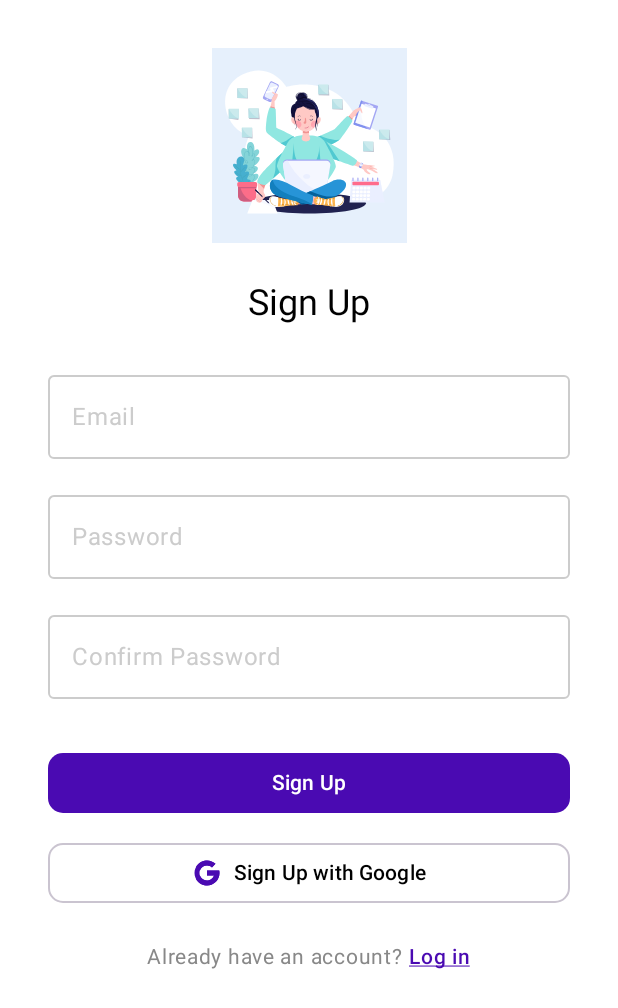
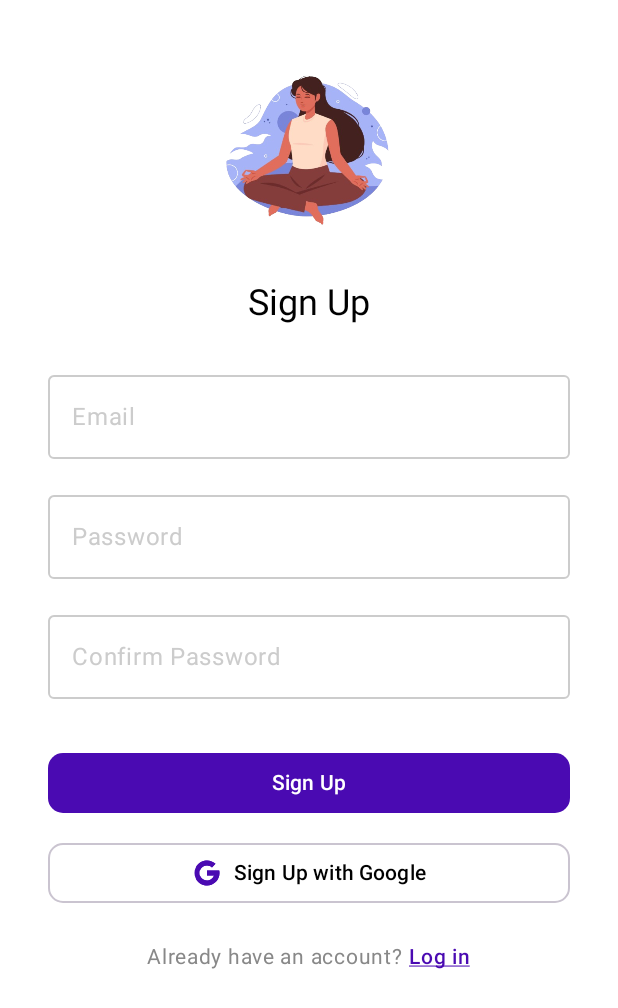
Before and after one commit to yasmiinehussien/Habit-Tracker, an Android app built with Jetpack Compose: the screen it shows after launch (SignUpActivity), after a tap on "Sign up", on a phone screen of 412 x 824 dp. Shown: the top 1008 px of the screen. Run offline under Robolectric (Android 15) with nearby library versions, the phone set to English and light mode, and no system bars; our stand-ins replace Firebase (no records; nobody signed in at launch, a user with empty details on screens opened directly).

Commit message:
splash screen

```diff
--- a/app/src/main/java/com/example/habit_compose/ForgotPass.kt
+++ b/app/src/main/java/com/example/habit_compose/ForgotPass.kt
@@ -62,7 +62,7 @@ fun ForgotPasswordScreen(context: Activity) {
 
         // Top image
         Image(
-            painter = painterResource(id = R.drawable.womanyoga),
+            painter = painterResource(id = R.drawable.womanyoga2),
             contentDescription = "Yoga Illustration",
             modifier = Modifier
                 .height(200.dp)
--- a/app/src/main/java/com/example/habit_compose/LoginActivity.kt
+++ b/app/src/main/java/com/example/habit_compose/LoginActivity.kt
@@ -62,7 +62,7 @@ fun LoginScreen(activity: ComponentActivity) {
         horizontalAlignment = Alignment.CenterHorizontally
     ) {
         Image(
-            painter = painterResource(id = R.drawable.womanyoga), // Use same image as sign-up
+            painter = painterResource(id = R.drawable.womanyoga2), // Use same image as sign-up
             contentDescription = "Top Image",
             contentScale = ContentScale.Fit,
             modifier = Modifier
--- a/app/src/main/java/com/example/habit_compose/SignUpActivity.kt
+++ b/app/src/main/java/com/example/habit_compose/SignUpActivity.kt
@@ -100,7 +100,7 @@ fun SignUpScreen(
         horizontalAlignment = Alignment.CenterHorizontally
     ) {
         Image(
-            painter = painterResource(id = R.drawable.womanyoga),
+            painter = painterResource(id = R.drawable.womanyoga2),
             contentDescription = "Top Image",
             contentScale = ContentScale.Fit,
             modifier = Modifier
--- a/app/src/main/java/com/example/habit_compose/SplashScreen.kt
+++ b/app/src/main/java/com/example/habit_compose/SplashScreen.kt
@@ -21,11 +21,29 @@ import androidx.compose.ui.unit.dp
 import com.example.habit_compose.ui.theme.HabitTrackerTheme
 import kotlinx.coroutines.delay
 
+
+import androidx.compose.animation.core.*
+
+import androidx.compose.runtime.getValue
+import androidx.compose.ui.graphics.graphicsLayer
+
+
+
+import androidx.compose.animation.core.FastOutSlowInEasing
+import androidx.compose.animation.core.animateFloat
+import androidx.compose.animation.core.infiniteRepeatable
+import androidx.compose.animation.core.rememberInfiniteTransition
+import androidx.compose.animation.core.RepeatMode
+import androidx.compose.animation.core.tween
+
+import com.google.firebase.auth.FirebaseAuth
+import kotlinx.coroutines.delay
+
 class SplashScreenActivity : ComponentActivity() {
     override fun onCreate(savedInstanceState: Bundle?) {
         super.onCreate(savedInstanceState)
         setContent {
-            HabitTrackerTheme  {
+            HabitTrackerTheme {
                 Surface(color = MaterialTheme.colorScheme.background) {
                     SplashScreen()
                 }
@@ -38,9 +56,28 @@ class SplashScreenActivity : ComponentActivity() {
 fun SplashScreen() {
     val context = LocalContext.current
 
+    // Pulse animation
+    val infiniteTransition = rememberInfiniteTransition(label = "pulse")
+    val scale by infiniteTransition.animateFloat(
+        initialValue = 1f,
+        targetValue = 1.1f,
+        animationSpec = infiniteRepeatable(
+            animation = tween(durationMillis = 700, easing = FastOutSlowInEasing),
+            repeatMode = RepeatMode.Reverse
+
+        ),
+        label = "scaleAnim"
+    )
+
     LaunchedEffect(Unit) {
         delay(2500)
-        context.startActivity(Intent(context, WelcomeScreenActivity::class.java))
+        val currentUser = FirebaseAuth.getInstance().currentUser
+        val nextIntent = if (currentUser == null) {
+            Intent(context, WelcomeScreenActivity::class.java)
+        } else {
+            Intent(context, MainActivity::class.java)
+        }
+        context.startActivity(nextIntent)
         (context as? ComponentActivity)?.finish()
     }
 
@@ -52,9 +89,11 @@ fun SplashScreen() {
         contentAlignment = Alignment.Center
     ) {
         Image(
-            painter = painterResource(id = R.drawable.womanyoga), // replace with your logo
+            painter = painterResource(id = R.drawable.womanyoga2),
             contentDescription = "Splash Logo",
-            modifier = Modifier.size(200.dp)
+            modifier = Modifier
+                .size(200.dp)
+                .graphicsLayer(scaleX = scale, scaleY = scale)
         )
     }
 }
--- a/app/src/main/java/com/example/habit_compose/ui/theme/Color.kt
+++ b/app/src/main/java/com/example/habit_compose/ui/theme/Color.kt
@@ -11,8 +11,8 @@ val PurpleGrey40 = Color(0xFF625b71)
 val Pink40 = Color(0xFF7D5260)
 
 // Light Theme Colors
-val LightPrimary = Color(0xFF6C63FF)         // بنفسجي رئيسي
-val LightSecondary = Color(0xFF00C9A7)       // أخضر نعناعي (Accent)
+val LightPrimary = Color(0xFF7E68C4)         // بنفسجي رئيسي
+val LightSecondary = Color(0xFF625b71)       // أخضر نعناعي (Accent)
 val LightBackground = Color(0xFFF7F7F7)      // خلفية عامة
 val LightSurface = Color(0xFFFFFFFF)         // لون الكروت مثلا
 val LightOnPrimary = Color(0xFFFFFFFF)       // النص فوق اللون الأساسي
@@ -21,7 +21,7 @@ val LightOnSurface = Color(0xFF000000)        // نص فوق الكروت
 
 // Dark Theme Colors
 val DarkPrimary = Color(0xFFBB86FC)           // بنفسجي مضيء شوية
-val DarkSecondary = Color(0xFF03DAC5)         // أخضر مصفر شوية (Accent داكن)
+val DarkSecondary = Color(0xFF625b71)         // أخضر مصفر شوية (Accent داكن)
 val DarkBackground = Color(0xFF121212)        // خلفية دارك
 val DarkSurface = Color(0xFF1E1E1E)            // كروت دارك
 val DarkOnPrimary = Color(0xFF000000)          // نص على البرايمري
--- a/app/src/main/java/com/example/habit_compose/ui/theme/WelcomeScreen.kt
+++ b/app/src/main/java/com/example/habit_compose/ui/theme/WelcomeScreen.kt
@@ -46,7 +46,7 @@ fun WelcomeScreen(
                 contentAlignment = Alignment.Center
             ) {
                 Image(
-                    painter = painterResource(id = R.drawable.womanyoga),
+                    painter = painterResource(id = R.drawable.womanyoga2),
                     contentDescription = null,
                     contentScale = ContentScale.Crop,
                     modifier = Modifier.size(200.dp)
--- a/gradle/libs.versions.toml
+++ b/gradle/libs.versions.toml
@@ -1,5 +1,5 @@
 [versions]
-agp = "8.6.0"
+agp = "8.7.3"
 kotlin = "2.1.0"
 coreKtx = "1.12.0"
 junit = "4.13.2"
```
Also changed, not shown: app/src/main/AndroidManifest.xml (+6 -2 lines), app/src/main/java/com/example/habit_compose/ui/theme/ContextUtils.kt (added, +13 -0 lines), app/src/main/java/com/example/habit_compose/ui/theme/HabitComposeTheme.kt (added, +67 -0 lines), app/src/main/java/com/example/habit_compose/ui/theme/LocaleUtils.kt (added, +19 -0 lines), app/src/main/java/com/example/habit_compose/ui/theme/ThemeViewModel.kt (added, +22 -0 lines), app/src/main/res/drawable/womanyoga2.png (added), gradle/wrapper/gradle-wrapper.properties.
